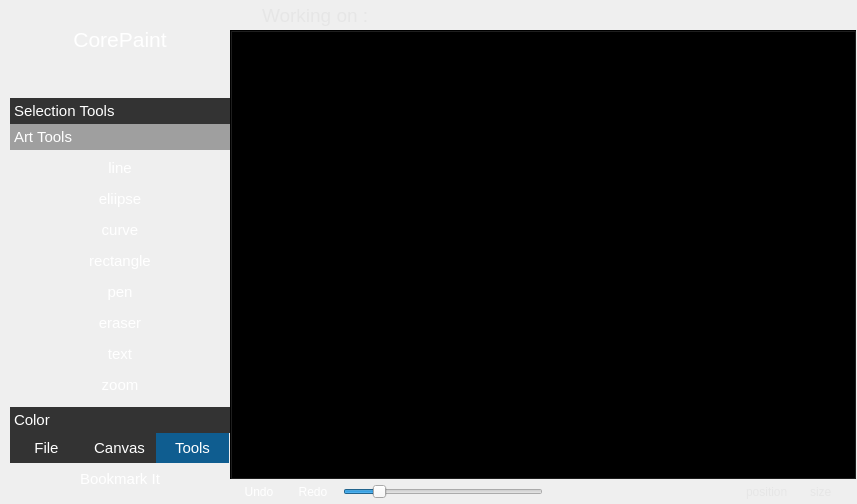
Qt form app/corepaint/corepaint.ui (rahmanshaber/corebox) before a commit.
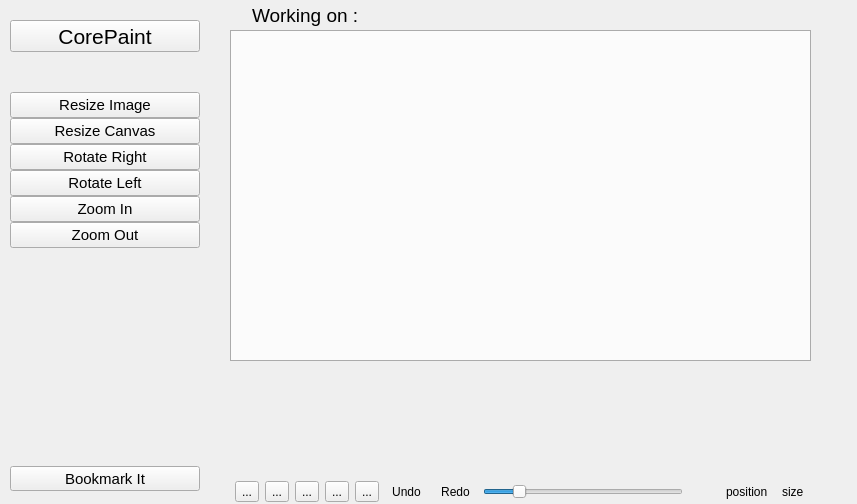
The same form after that commit. The open tabs and pages were chosen to show the change. Icons and pictures are not drawn.

```diff
--- a/app/corepaint/corepaint.ui
+++ b/app/corepaint/corepaint.ui
@@ -18,148 +18,17 @@
     <normaloff>:/icons/CorePaint.svg</normaloff>:/icons/CorePaint.svg</iconset>
   </property>
   <property name="styleSheet">
-   <string notr="true">/*CorePaint*/
-
-#appTitle{
-    border: 1px #232323;
-    background-color: transparent;
-    color: #ffffff;}
-
-
-QWidget [accessibleName=&quot;nameBar&quot;]{
-   background-color:#363941;
-   color: #000000;
-    border: 1px #45454D;}
-
-QWidget [accessibleName=&quot;statusBar&quot;]{
-    padding: 1px 5px 1px 2px;
-    background-color: #2B2A32 ;
-    color: #ffffff;
-    border: 1px  #2B2A32;}
-
-QWidget [accessibleName=&quot;shortcut&quot;]{
-    background-color: #3A4953;
-    color: #ffffff;
-    border: 1px #3A4953;}
-
-
-QLabel{
-    background-color:transparent;
-    color:#E6E6E6 ;
-    padding: 1px 5px 1px 5px;}
-
-
-QPushButton{
-    background-color: transparent;
-    color: #E6E6E6;
-    border: 1px #434343;
-    Text-align:left;
-    padding: 5px 5px 5px 5px;}
-QPushButton:pressed{
-    background-color:#1167A3; }
-QPushButton:hover {
-    background-color: #1167A3;}
-
-
-QToolButton{
-    background-color: transparent;
-    color: #ffffff;
-    border: 1px #434343;
-    Text-align:left;
-    padding: 5px 5px 5px 5px;}
-QToolButton:checked{
-    background-color: #212F39; }
-QToolButton:hover {
-    background-color: #212F39; }
-
-
-QToolBox {
-    background-color: #3A4953;
-    color: #ffffff;
-    border: 1px #434343;}
-QToolBox::tab {
-    border: 1px #434343;}
-QToolBox::tab:selected {
-    background: #9F9F9F;
-    color: white;}
-QToolBox::tab:!selected {
-    background: #333333;
-    color: white;}
-
-
-QTabWidget{
-    background-color: transparent;
-    border-style: none;}
-QTabWidget QTabBar{
-    background-color: #333333;
-    height: 30px;}
-QTabWidget QTabBar::tab{
-    text-align: left;
-    background-color: #136ba2;
-    border-style: none;
-    height: 30px;
-    width: 63px;
-    color: #ffffff;
-    padding: 0px 5px 0px 5px;}
-QTabWidget QTabBar::tab:selected{
-    background-color: #0f5d90;}
-QTabWidget QTabBar::tab:!selected{
-    background-color:  #333333;}
-QTabWidget QTabBar::tab:hover{
-    background-color:  #3D3D3D;}
-
-
-QScrollBar:vertical {
-    background-color: rgba( 0, 0, 0, 72% );
-    max-width: 8px;
-    border-radius: 4px;
-    padding: 1px; }
-QScrollBar::handle:vertical {
-    background-color: silver;
-    max-width: 6px;
-    min-height: 12px;
-    border-radius: 3px; }
-QScrollBar:horizontal {
-    background-color: rgba( 0, 0, 0, 72% );
-    max-height: 8px;
-    border-radius: 4px;
-    padding: 1px; }
-QScrollBar::handle:horizontal {
-    background-color: silver;
-    max-height: 6px;
-    min-width: 12px;
-    border-radius: 3px; }
-QScrollBar::sub-page:horizontal,
-QScrollBar::sub-page:vertical {
-    background-color: rgba( 0, 0, 0, 72% ); }
-QScrollBar::add-page:horizontal,
-QScrollBar::add-page:vertical {
-    background-color: rgba( 0, 0, 0, 72% ); }
-QScrollBar::add-line:vertical,
-QScrollBar::sub-line:vertical {
-    width: 0px; height: 0px; }
-QScrollBar::add-line:horizontal,
-QScrollBar::sub-line:horizontal {
-    width: 0px; height: 0px; }</string>
+   <string notr="true"/>
   </property>
-  <layout class="QGridLayout" name="gridLayout">
-   <property name="leftMargin">
-    <number>0</number>
-   </property>
-   <property name="topMargin">
-    <number>0</number>
-   </property>
-   <property name="rightMargin">
-    <number>0</number>
-   </property>
-   <property name="bottomMargin">
-    <number>0</number>
-   </property>
-   <property name="spacing">
-    <number>0</number>
-   </property>
-   <item row="0" column="1">
     <widget class="QFrame" name="nameBar">
+   <property name="geometry">
+    <rect>
+     <x>230</x>
+     <y>0</y>
+     <width>184</width>
+     <height>30</height>
+    </rect>
+   </property>
      <property name="minimumSize">
       <size>
        <width>0</width>
@@ -267,9 +136,15 @@
       </item>
      </layout>
     </widget>
-   </item>
-   <item row="1" column="1">
     <widget class="QTabWidget" name="paintTabs">
+   <property name="geometry">
+    <rect>
+     <x>230</x>
+     <y>30</y>
+     <width>581</width>
+     <height>331</height>
+    </rect>
+   </property>
      <property name="tabPosition">
       <enum>QTabWidget::South</enum>
      </property>
@@ -280,9 +155,15 @@
       <bool>true</bool>
      </property>
     </widget>
-   </item>
-   <item row="2" column="1">
     <widget class="QFrame" name="statusBar">
+   <property name="geometry">
+    <rect>
+     <x>230</x>
+     <y>480</y>
+     <width>607</width>
+     <height>24</height>
+    </rect>
+   </property>
      <property name="maximumSize">
       <size>
        <width>16777215</width>
@@ -311,6 +192,41 @@
       <property name="bottomMargin">
        <number>1</number>
       </property>
+    <item>
+     <widget class="QToolButton" name="menuB">
+      <property name="text">
+       <string>...</string>
+      </property>
+     </widget>
+    </item>
+    <item>
+     <widget class="QToolButton" name="toolButton_2">
+      <property name="text">
+       <string>...</string>
+      </property>
+     </widget>
+    </item>
+    <item>
+     <widget class="QToolButton" name="toolButton_3">
+      <property name="text">
+       <string>...</string>
+      </property>
+     </widget>
+    </item>
+    <item>
+     <widget class="QToolButton" name="toolButton_4">
+      <property name="text">
+       <string>...</string>
+      </property>
+     </widget>
+    </item>
+    <item>
+     <widget class="QToolButton" name="toolButton_5">
+      <property name="text">
+       <string>...</string>
+      </property>
+     </widget>
+    </item>
       <item>
        <widget class="QToolButton" name="undo">
         <property name="text">
@@ -467,9 +383,15 @@
       </item>
      </layout>
     </widget>
-   </item>
-   <item row="0" column="0" rowspan="3">
     <widget class="QWidget" name="shortcut" native="true">
+   <property name="geometry">
+    <rect>
+     <x>0</x>
+     <y>0</y>
+     <width>200</width>
+     <height>501</height>
+    </rect>
+   </property>
      <property name="sizePolicy">
       <sizepolicy hsizetype="Preferred" vsizetype="Preferred">
        <horstretch>0</horstretch>
@@ -558,7 +480,7 @@
        </spacer>
       </item>
       <item>
-       <widget class="QTabWidget" name="page">
+     <widget class="QStackedWidget" name="page">
         <property name="font">
          <font>
           <pointsize>11</pointsize>
@@ -566,19 +488,10 @@
           <bold>false</bold>
          </font>
         </property>
-        <property name="tabPosition">
-         <enum>QTabWidget::South</enum>
-        </property>
         <property name="currentIndex">
-         <number>0</number>
-        </property>
-        <widget class="QWidget" name="filePage">
-         <property name="accessibleName">
-          <string>shortcut</string>
-         </property>
-         <attribute name="title">
-          <string>File</string>
-         </attribute>
+       <number>1</number>
+      </property>
+      <widget class="QWidget" name="menuPage" native="true">
          <layout class="QVBoxLayout" name="verticalLayout_3">
           <property name="spacing">
            <number>0</number>
@@ -737,13 +650,7 @@
           </item>
          </layout>
         </widget>
-        <widget class="QWidget" name="canvaspage">
-         <property name="accessibleName">
-          <string>shortcut</string>
-         </property>
-         <attribute name="title">
-          <string>Canvas</string>
-         </attribute>
+      <widget class="QWidget" name="pagePage2" native="true">
          <layout class="QVBoxLayout" name="verticalLayout_2">
           <property name="spacing">
            <number>0</number>
@@ -1033,75 +940,8 @@
           </item>
          </layout>
         </widget>
-        <widget class="QWidget" name="toolpage">
-         <property name="accessibleName">
-          <string>shortcut</string>
-         </property>
-         <attribute name="title">
-          <string>Tools</string>
-         </attribute>
-         <layout class="QVBoxLayout" name="verticalLayout_7">
-          <property name="spacing">
-           <number>0</number>
-          </property>
-          <property name="leftMargin">
-           <number>0</number>
-          </property>
-          <property name="topMargin">
-           <number>0</number>
-          </property>
-          <property name="rightMargin">
-           <number>0</number>
-          </property>
-          <property name="bottomMargin">
-           <number>0</number>
-          </property>
-          <item>
-           <widget class="QToolBox" name="toolBox">
-            <property name="font">
-             <font>
-              <pointsize>11</pointsize>
-              <weight>50</weight>
-              <bold>false</bold>
-             </font>
-            </property>
-            <property name="currentIndex">
-             <number>0</number>
-            </property>
-            <property name="tabSpacing">
-             <number>0</number>
-            </property>
-            <widget class="QWidget" name="pseelection">
-             <property name="geometry">
-              <rect>
-               <x>0</x>
-               <y>0</y>
-               <width>213</width>
-               <height>260</height>
-              </rect>
-             </property>
-             <property name="accessibleName">
-              <string>shortcut</string>
-             </property>
-             <attribute name="label">
-              <string>Selection Tools</string>
-             </attribute>
-             <layout class="QVBoxLayout" name="verticalLayout_8">
-              <property name="spacing">
-               <number>0</number>
-              </property>
-              <property name="leftMargin">
-               <number>0</number>
-              </property>
-              <property name="topMargin">
-               <number>2</number>
-              </property>
-              <property name="rightMargin">
-               <number>0</number>
-              </property>
-              <property name="bottomMargin">
-               <number>0</number>
-              </property>
+      <widget class="QWidget" name="pagePage3" native="true">
+       <layout class="QVBoxLayout" name="verticalLayout_5">
               <item>
                <widget class="QToolButton" name="select">
                 <property name="sizePolicy">
@@ -1313,37 +1153,8 @@
               </item>
              </layout>
             </widget>
-            <widget class="QWidget" name="part">
-             <property name="geometry">
-              <rect>
-               <x>0</x>
-               <y>0</y>
-               <width>92</width>
-               <height>234</height>
-              </rect>
-             </property>
-             <property name="accessibleName">
-              <string>shortcut</string>
-             </property>
-             <attribute name="label">
-              <string>Art Tools</string>
-             </attribute>
-             <layout class="QVBoxLayout" name="verticalLayout_9">
-              <property name="spacing">
-               <number>0</number>
-              </property>
-              <property name="leftMargin">
-               <number>0</number>
-              </property>
-              <property name="topMargin">
-               <number>2</number>
-              </property>
-              <property name="rightMargin">
-               <number>0</number>
-              </property>
-              <property name="bottomMargin">
-               <number>0</number>
-              </property>
+      <widget class="QWidget" name="page_2">
+       <layout class="QVBoxLayout" name="verticalLayout_6">
               <item>
                <widget class="QToolButton" name="line">
                 <property name="sizePolicy">
@@ -1664,44 +1475,15 @@
                 <property name="sizeHint" stdset="0">
                  <size>
                   <width>20</width>
-                  <height>40</height>
+            <height>128</height>
                  </size>
                 </property>
                </spacer>
               </item>
              </layout>
             </widget>
-            <widget class="QWidget" name="pcolor">
-             <property name="geometry">
-              <rect>
-               <x>0</x>
-               <y>0</y>
-               <width>92</width>
-               <height>101</height>
-              </rect>
-             </property>
-             <property name="accessibleName">
-              <string>shortcut</string>
-             </property>
-             <attribute name="label">
-              <string>Color</string>
-             </attribute>
-             <layout class="QVBoxLayout" name="verticalLayout_4">
-              <property name="spacing">
-               <number>0</number>
-              </property>
-              <property name="leftMargin">
-               <number>0</number>
-              </property>
-              <property name="topMargin">
-               <number>2</number>
-              </property>
-              <property name="rightMargin">
-               <number>0</number>
-              </property>
-              <property name="bottomMargin">
-               <number>0</number>
-              </property>
+      <widget class="QWidget" name="page_3">
+       <layout class="QVBoxLayout" name="verticalLayout_7">
               <item>
                <widget class="QFrame" name="frame_3">
                 <property name="sizePolicy">
@@ -1906,10 +1688,6 @@
             </widget>
            </widget>
           </item>
-         </layout>
-        </widget>
-       </widget>
-      </item>
       <item>
        <widget class="QToolButton" name="bookMarkIt">
         <property name="sizePolicy">
@@ -1952,8 +1730,6 @@
       </item>
      </layout>
     </widget>
-   </item>
-  </layout>
   <action name="actioniundo">
    <property name="text">
     <string>iundo</string>
```
Left out of the diff: 2 changed lines with no effect on the pictures. Lines whose indentation alone changed are shown as unchanged.
